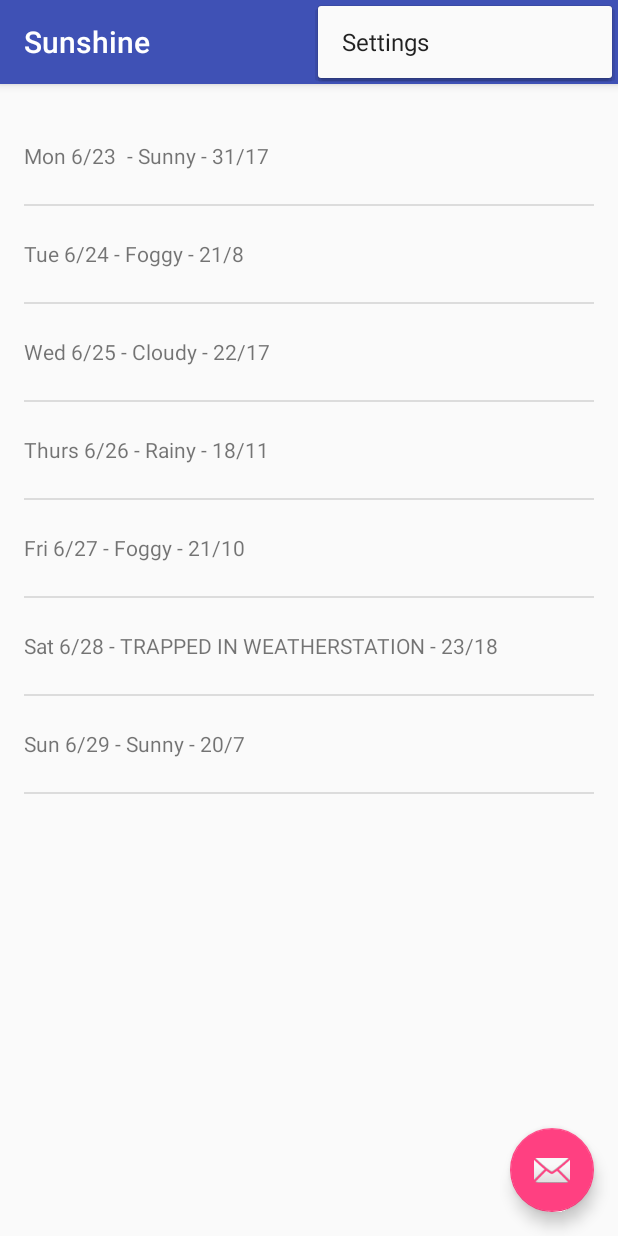
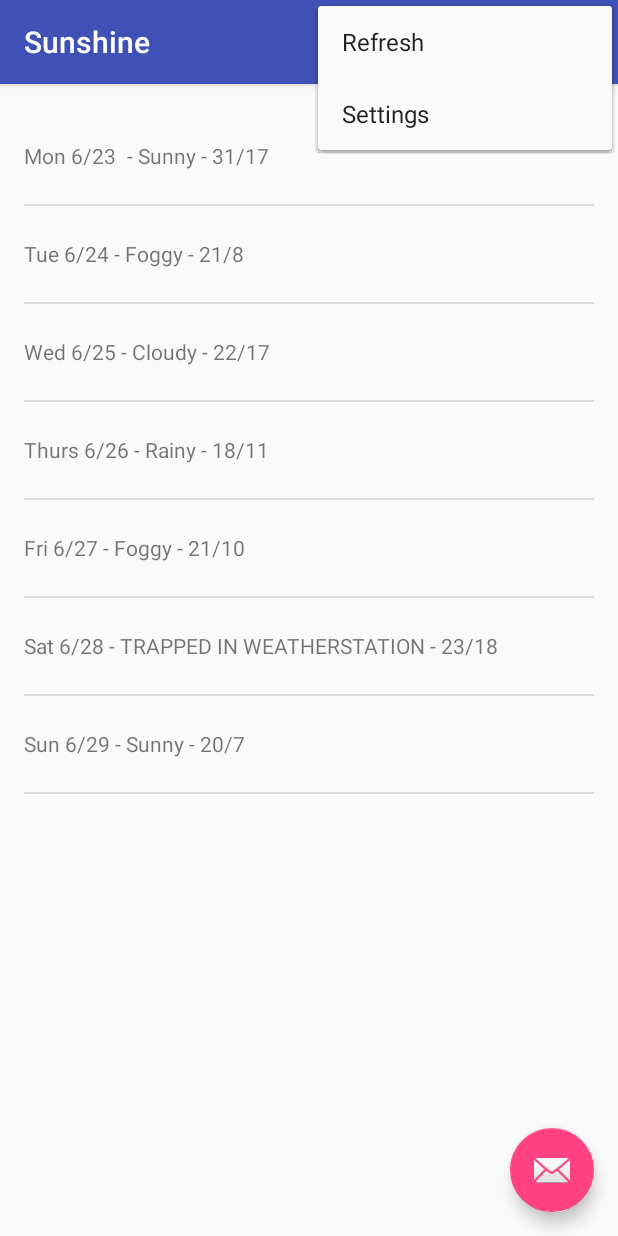
Before and after one commit to peoplespk/sunshine, an Android app: the screen it shows after launch (MainActivity), with the options menu open, on a phone screen of 412 x 824 dp. Run offline under Robolectric (Android 15) with nearby library versions, the phone set to English and light mode, and no system bars.

Commit message:
Ad whole app to repository

```diff
--- a/app/src/main/java/com/android/serverwarrior/sunshine/MainActivity.java
+++ b/app/src/main/java/com/android/serverwarrior/sunshine/MainActivity.java
@@ -26,12 +26,6 @@ public class MainActivity extends AppCompatActivity {
                         .setAction("Action", null).show();
             }
         });
-
-/*        if(savedInstanceState == null){
-            getSupportFragmentManager().beginTransaction()
-                    .add(R.id.fragment, new ForecastFragment())
-                    .commit();
-        }*/
     }
 
     @Override
--- /dev/null
+++ b/app/src/main/res/menu/forecastfragment.xml
@@ -0,0 +1,9 @@
+<?xml version="1.0" encoding="utf-8"?>
+<menu xmlns:android="http://schemas.android.com/apk/res/android"
+    xmlns:app="http://schemas.android.com/apk/res-auto"
+    >
+    <item android:id="@+id/action_refresh"
+        android:title="@string/action_refresh"
+        app:showAsAction="never"
+        />
+</menu>
--- /dev/null
+++ b/app/src/main/res/values-v21/strings.xml
@@ -0,0 +1,4 @@
+<?xml version="1.0" encoding="utf-8"?>
+<resources>
+    <string name="action_refresh">Refresh</string>
+</resources>
--- /dev/null
+++ b/app/src/main/res/values-w820dp/strings.xml
@@ -0,0 +1,4 @@
+<?xml version="1.0" encoding="utf-8"?>
+<resources>
+    <string name="action_refresh">Refresh</string>
+</resources>
--- a/app/src/main/res/values/strings.xml
+++ b/app/src/main/res/values/strings.xml
@@ -1,4 +1,5 @@
 <resources>
     <string name="app_name">Sunshine</string>
     <string name="action_settings">Settings</string>
+    <string name="action_refresh">Refresh</string>
 </resources>
--- /dev/null
+++ b/settings.gradle
@@ -0,0 +1 @@
+include ':app'
```
Also changed, not shown: app/src/main/java/com/android/serverwarrior/sunshine/ForecastFragment.java (+64 -5 lines), build.gradle (added, +23 -0 lines), gradle.properties (added, +19 -0 lines), gradle/wrapper/gradle-wrapper.properties (added), 4 other files.
